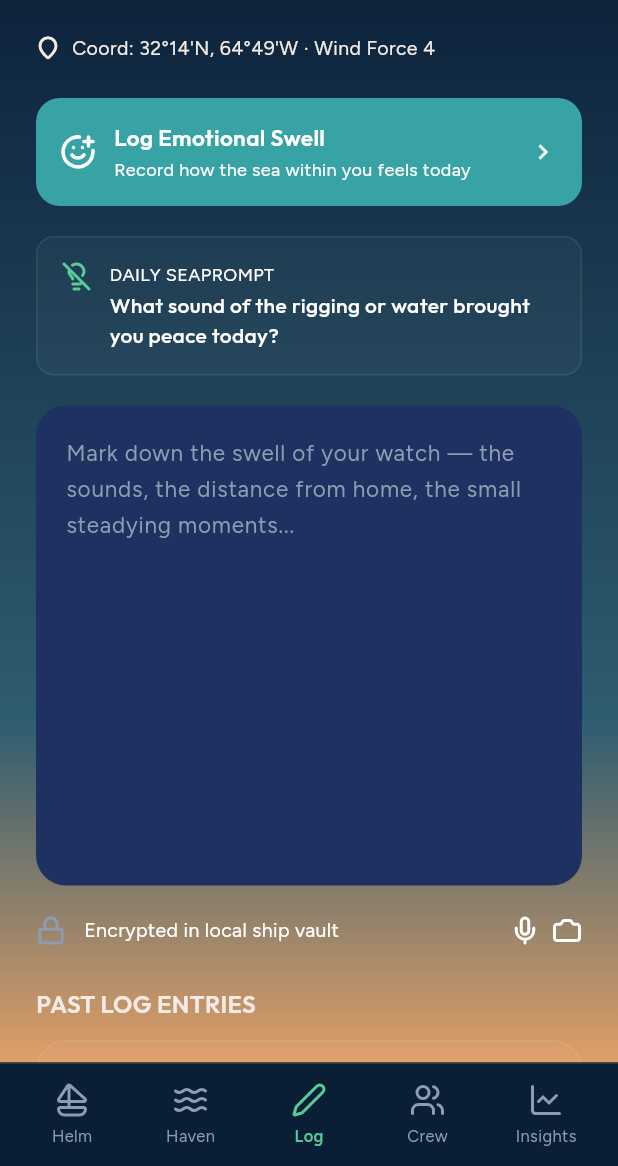
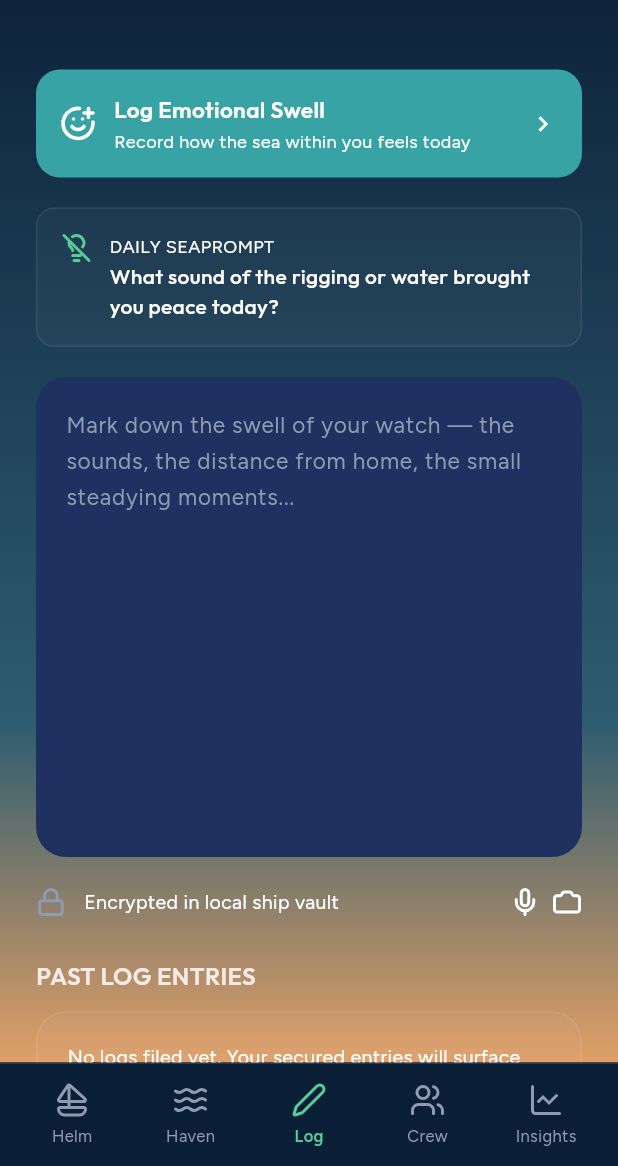
Before and after one commit to deeptech86/wavemind, a Flutter app: the JournalEntryScreen screen opened directly, on a phone screen of 412 x 824 dp, the part 70-1236 px from its top. Run offline on Flutter 3.47's test engine with Material 3 defaults, Android fonts, the phone set to English and light mode, and no system bars; our stand-ins replace flutter_secure_storage, flutter_svg, google_fonts, just_audio, sensors_plus, sqflite; missing offline and left inert: health; accounts and stored records are empty.

Commit message:
Remove static placeholder distance and location-stamp UI
Drop the hardcoded "6,420 NM Traveled / 1,280 NM to go" row from the
Voyage Milestone card (no route-progress data model exists to back
it — only the real days-remaining count stays) and the hardcoded
"Coord: 32°14'N, 64°49'W · Wind Force 4" stamp under Captain's
Private Log (never backed by real location data).

Co-Authored-By: Claude Sonnet 5 <noreply@anthropic.com>
Claude-Session: https://claude.ai/code/session_01WtZ3TyZJhSZst9XrSpo7bY

```diff
--- a/lib/screens/journal_entry_screen.dart
+++ b/lib/screens/journal_entry_screen.dart
@@ -118,10 +118,6 @@ class _JournalEntryScreenState extends State<JournalEntryScreen> {
                         ),
                       ),
               ),
-              const Padding(
-                padding: EdgeInsets.symmetric(horizontal: 24),
-                child: _CoordinatesStamp(),
-              ),
               Expanded(
                 child: SingleChildScrollView(
                   padding: const EdgeInsets.all(24),
@@ -151,27 +147,6 @@ class _JournalEntryScreenState extends State<JournalEntryScreen> {
           ),
         ),
       ),
-    );
-  }
-}
-
-class _CoordinatesStamp extends StatelessWidget {
-  const _CoordinatesStamp();
-
-  @override
-  Widget build(BuildContext context) {
-    return Row(
-      children: [
-        SvgPicture.asset(AppAssets.mapPin, width: 16, height: 16),
-        const SizedBox(width: 8),
-        Expanded(
-          child: Text(
-            "Coord: 32°14'N, 64°49'W · Wind Force 4",
-            style: AppTextStyles.bodySmall.copyWith(color: AppColors.cream),
-            overflow: TextOverflow.ellipsis,
-          ),
-        ),
-      ],
     );
   }
 }
```
Also changed, not shown: lib/screens/community_connect_screen.dart (+7 -27 lines).
